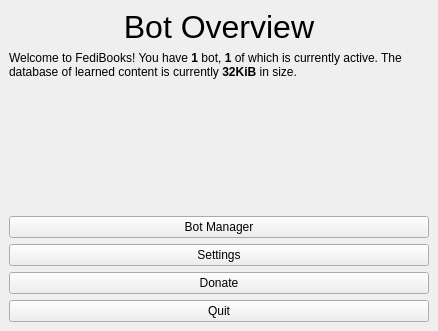
Qt form gui/mainmenu.ui (Lynnesbian/OldFediBooks) before a commit.
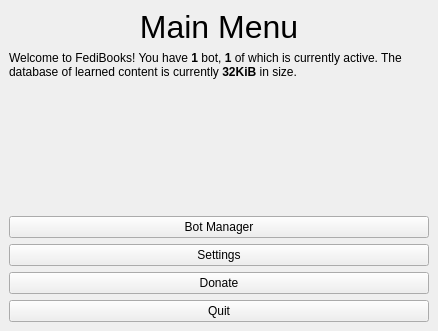
The same form after that commit. Icons and pictures are not drawn.

Commit message: corrected title of main menu

Patch:
```diff
--- a/gui/mainmenu.ui
+++ b/gui/mainmenu.ui
@@ -29,7 +29,7 @@
        </font>
       </property>
       <property name="text">
-       <string>Bot Overview</string>
+       <string>Main Menu</string>
       </property>
       <property name="textFormat">
        <enum>Qt::AutoText</enum>
```
